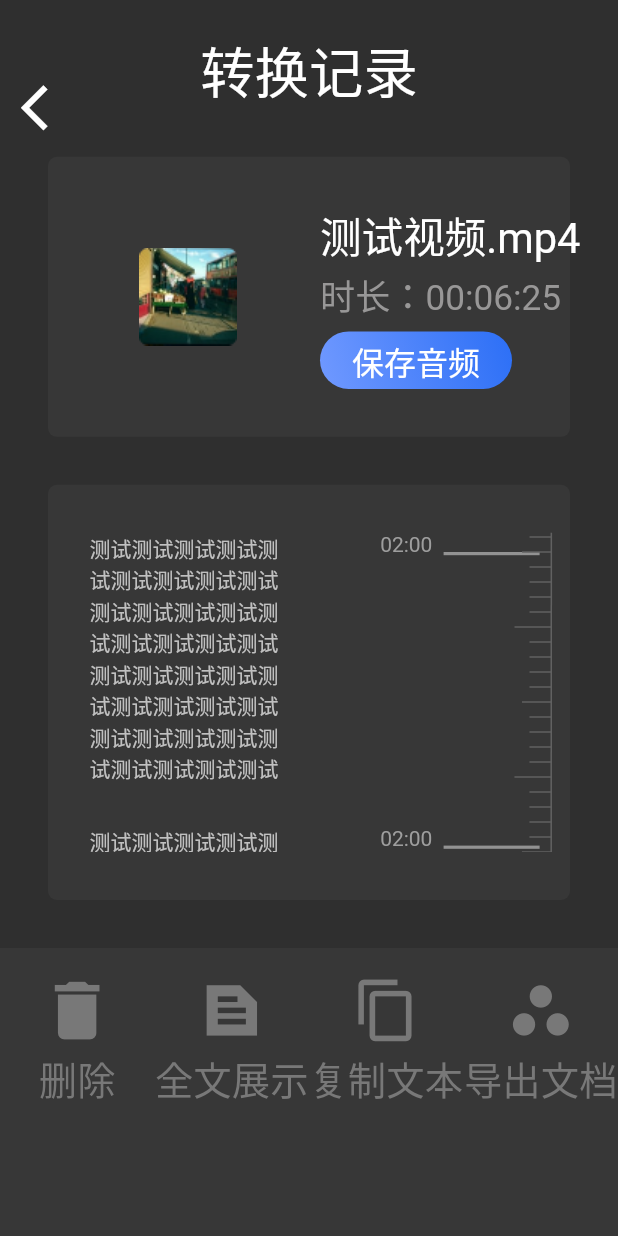
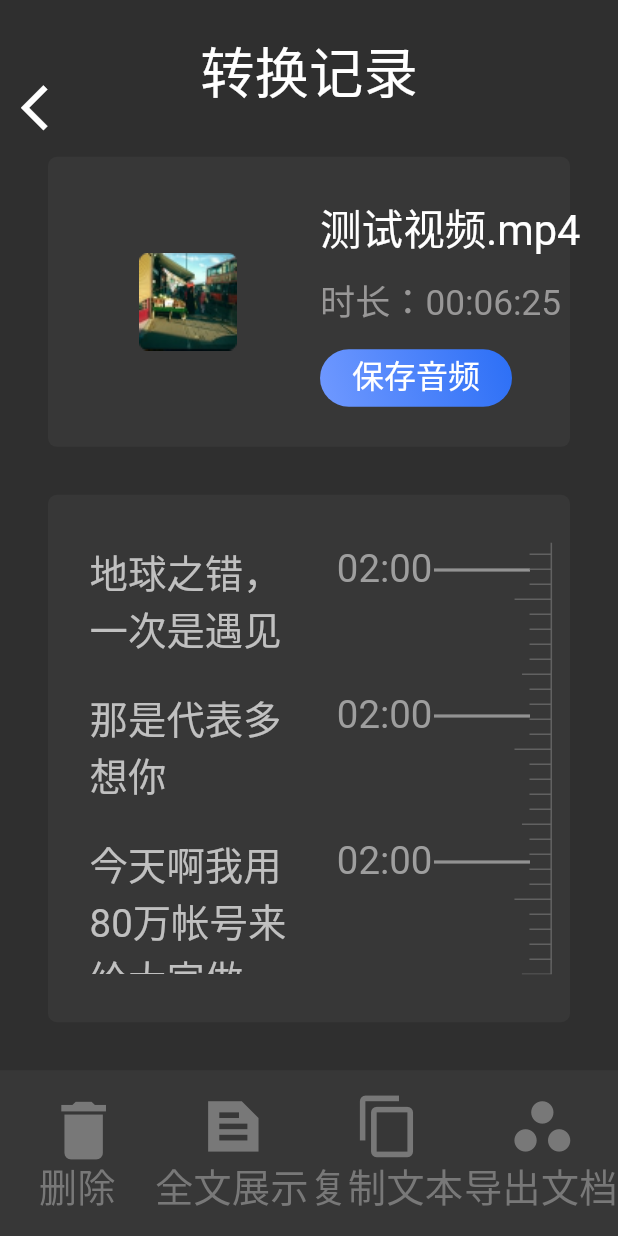
Before and after one commit to yunzhiheyi/flutter_maxbox, a Flutter app: the ConversionDetails screen opened by its route, on a phone screen of 412 x 824 dp. Run offline on Flutter 3.47's test engine with Material 2 defaults, Android fonts, the phone set to English and light mode, and no system bars; our stand-ins replace audioplayers, bloc, bloc_concurrency, contained_tab_bar_view, dio, equatable and 16 more; missing offline and left inert: android_window, flutter_animated_dialog, image_picker_for_web, shared_preferences_web; accounts and stored records are empty; generated files the repository leaves out were written again.

```diff
--- a/lib/common/IconText.dart
+++ b/lib/common/IconText.dart
@@ -1,7 +1,9 @@
-// ignore_for_file: file_names, library_private_types_in_public_api, avoid_unnecessary_containers, unnecessary_const, prefer_const_constructors, sized_box_for_whitespace, unnecessary_new, prefer_const_literals_to_create_immutables, must_be_immutable, unnecessary_null_comparison
+// ignore_for_file: file_names, library_private_types_in_public_api, avoid_unnecessary_containers, unnecessary_const, prefer_const_constructors, sized_box_for_whitespace, unnecessary_new, prefer_const_literals_to_create_immutables, must_be_immutable, unnecessary_null_comparison, camel_case_types
 
 import 'package:flutter/material.dart';
 import 'package:max_box/utils/adApt.dart';
+
+enum modType { before, after }
 
 class IconText extends StatefulWidget {
   final String title;
@@ -9,6 +11,7 @@ class IconText extends StatefulWidget {
   final Widget? icon;
   final Axis direction;
   final Color? color;
+  final modType? mod;
   final double? fontSize;
 
   const IconText(
@@ -16,6 +19,7 @@ class IconText extends StatefulWidget {
       required this.direction,
       this.title = '',
       this.onTap,
+      this.mod = modType.before,
       this.fontSize,
       this.icon,
       this.color})
@@ -41,17 +45,26 @@ class _IconTextState extends State<IconText> {
     return GestureDetector(
         onTap: _onPressedSubmit,
         child: Flex(direction: widget.direction, children: [
-          Container(
-              width: Adapt.px(50),
-              height: Adapt.px(50),
-              alignment: Alignment.center,
-              child: widget.icon ?? Text('')),
+          Visibility(
+              visible: widget.mod == modType.before,
+              child: Container(
+                  width: Adapt.px(40),
+                  height: Adapt.px(40),
+                  alignment: Alignment.center,
+                  child: widget.icon ?? Text(''))),
           Text(
             widget.title,
             style: TextStyle(
                 color: widget.color ?? Color.fromARGB(255, 255, 255, 255),
                 fontSize: Adapt.px(widget.fontSize ?? 24)),
-          )
+          ),
+          Visibility(
+              visible: widget.mod == modType.after,
+              child: Container(
+                  width: Adapt.px(40),
+                  height: Adapt.px(40),
+                  alignment: Alignment.center,
+                  child: widget.icon ?? Text(''))),
         ]));
   }
 }
--- a/lib/common/ItemRecordDetails.dart
+++ b/lib/common/ItemRecordDetails.dart
@@ -5,14 +5,14 @@ import '../utils/adApt.dart';
 
 class ItemRecordDetails extends StatefulWidget {
   final Widget? child;
-  // final String title;
+  final String title;
   final ValueChanged<int>? onChange;
   final int? state;
   // final int? data;
   // final String subtitle;
   const ItemRecordDetails(
       {Key? key,
-      // required this.title,
+      required this.title,
       // required this.subtitle,
       this.onChange,
       this.state,
@@ -37,24 +37,28 @@ class _ItemRecordDetailsState extends State<ItemRecordDetails> {
   @override
   Widget build(BuildContext context) {
     return Container(
+      width: double.infinity,
       // padding: EdgeInsets.only(top: Adapt.px(6), bottom: Adapt.px(6)),
       margin:
-          EdgeInsets.only(left: Adapt.px(26), right: 0, bottom: Adapt.px(26)),
+          EdgeInsets.only(left: Adapt.px(26), right: 0, bottom: Adapt.px(20)),
       child: Stack(children: [
         Container(
             padding: EdgeInsets.only(
               right: Adapt.px(176),
             ),
-            child: Text(
-                '测试测试测试测试测试测试测试测试测试测试测试测试测试测试测试测试测试测试测试测试测试测试测试测试测试测试测试测试测试测试测试测试测试测试测试测试',
-                style: TextStyle(color: Color.fromARGB(255, 192, 192, 192)))),
+            child: Text(widget.title,
+                style: TextStyle(
+                    fontSize: Adapt.px(24),
+                    color: Color.fromARGB(255, 192, 192, 192)))),
         Positioned(
-            top: 0,
+            top: Adapt.px(2),
             right: Adapt.px(86),
-            child: Text('02:00', style: TextStyle(color: Color(0xFF9E9E9E)))),
+            child: Text('02:00',
+                style: TextStyle(
+                    fontSize: Adapt.px(24), color: Color(0xFF9E9E9E)))),
         Positioned(
-            top: Adapt.px(12),
-            right: Adapt.px(19),
+            top: Adapt.px(16),
+            right: Adapt.px(25),
             child: Container(
               width: Adapt.px(60),
               height: Adapt.px(2),
--- a/lib/views/conversionDetails.dart
+++ b/lib/views/conversionDetails.dart
@@ -65,7 +65,8 @@ class _ConversionDetailsState extends State<ConversionDetails> {
                             fontSize: Adapt.px(26), color: Colors.white),
                       ),
                       Padding(
-                          padding: EdgeInsets.only(top: Adapt.px(2)),
+                          padding: EdgeInsets.only(
+                              top: Adapt.px(10), bottom: Adapt.px(8)),
                           child: Text(
                             '时长：00:06:25',
                             style: TextStyle(
@@ -81,7 +82,6 @@ class _ConversionDetailsState extends State<ConversionDetails> {
                           width: 120,
                           height: 36,
                           fontSize: Adapt.px(20),
-                          padding: EdgeInsets.only(top: Adapt.px(2)),
                           margin: EdgeInsets.only(
                               top: Adapt.px(6), left: 0, right: 0, bottom: 0),
                           radius: 40),
@@ -106,13 +106,30 @@ class _ConversionDetailsState extends State<ConversionDetails> {
                               physics: const BouncingScrollPhysics(),
                               scrollDirection: Axis.vertical,
                               child: Column(children: [
-                                ItemRecordDetails(),
-                                ItemRecordDetails(),
-                                ItemRecordDetails(),
-                                ItemRecordDetails(),
-                                ItemRecordDetails(),
-                                ItemRecordDetails(),
-                                ItemRecordDetails()
+                                ItemRecordDetails(
+                                  title: '地球之错，一次是遇见',
+                                ),
+                                ItemRecordDetails(
+                                  title: '那是代表多想你',
+                                ),
+                                ItemRecordDetails(
+                                  title:
+                                      '今天啊我用80万帐号来给大家做一条完整的视频分享，这条视频有点长，我不带货也是做其他的，我不带货也是做其他的',
+                                ),
+                                ItemRecordDetails(
+                                  title:
+                                      '测试测试测试测测试测试测试测试测试测试测试测试测试测试测试测试测试测试测试测试测试测试测试测试试',
+                                ),
+                                ItemRecordDetails(
+                                  title:
+                                      '测试测试测试测测试测试测试测试测试测试测试测试测试测试测试测试测试测试测试测试试',
+                                ),
+                                ItemRecordDetails(
+                                  title: '测试测试测试测测试测试测试测试测试测试测试测试测试测试测试测试试',
+                                ),
+                                ItemRecordDetails(
+                                  title: '测试测试测试测试',
+                                )
                               ]))),
                       Positioned(
                           right: 12,
@@ -138,9 +155,9 @@ class _ConversionDetailsState extends State<ConversionDetails> {
                   color: Color(0xFF373737),
                 ),
                 alignment: Alignment.center,
-                height: Adapt.px(180),
-                padding:
-                    EdgeInsets.only(bottom: Adapt.padBotH(), top: Adapt.px(14)),
+                // height: Adapt.px(120),
+                padding: EdgeInsets.only(
+                    bottom: Adapt.padBotH() + Adapt.px(14), top: Adapt.px(14)),
                 child: Row(
                     crossAxisAlignment: CrossAxisAlignment.center,
                     children: [
```
Also changed, not shown: lib/common/HomeContentColumn.dart (+9 -9 lines), lib/common/conversionRecord.dart (+14 -5 lines), lib/views/user.dart (+54 -52 lines), lib/views/videoTotext.dart (+49 -46 lines), 1 other file.
